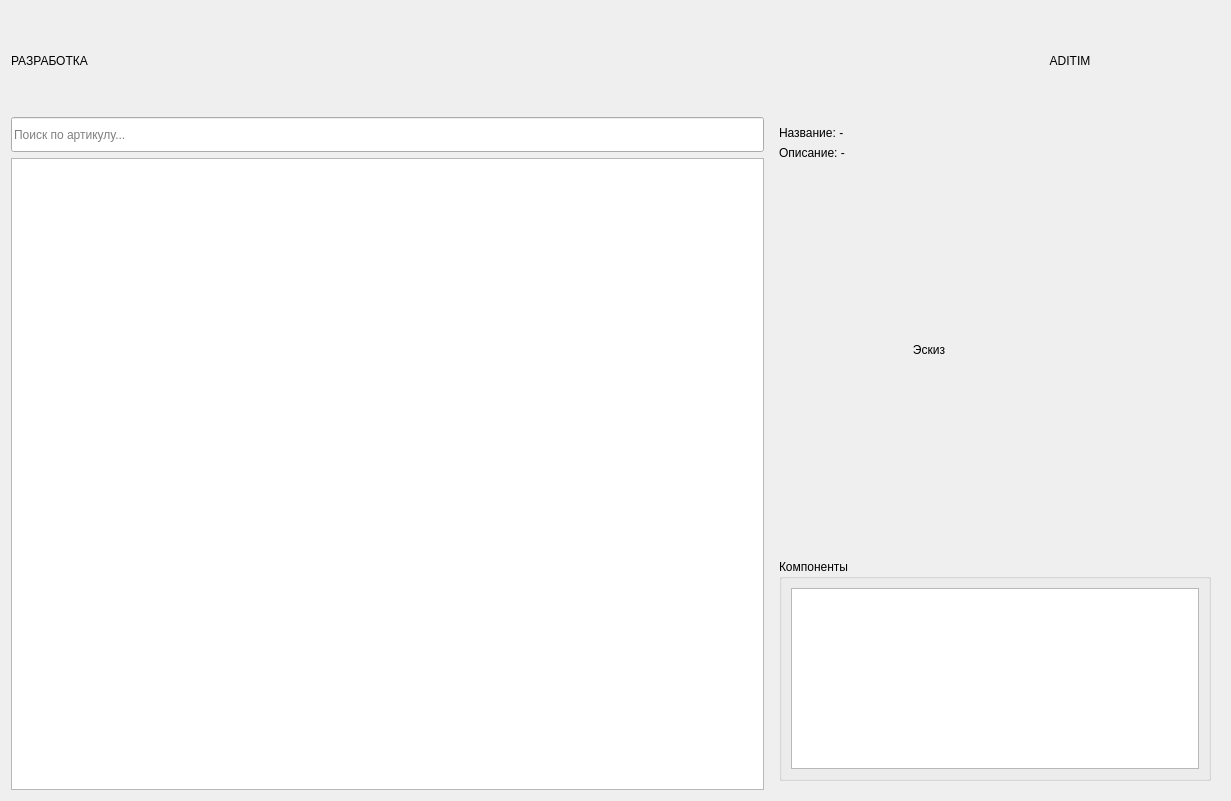
This is src/client/ui/window_development.ui in formemu/aditim-monitor as Qt 5 draws it before an edit. The edited form follows.
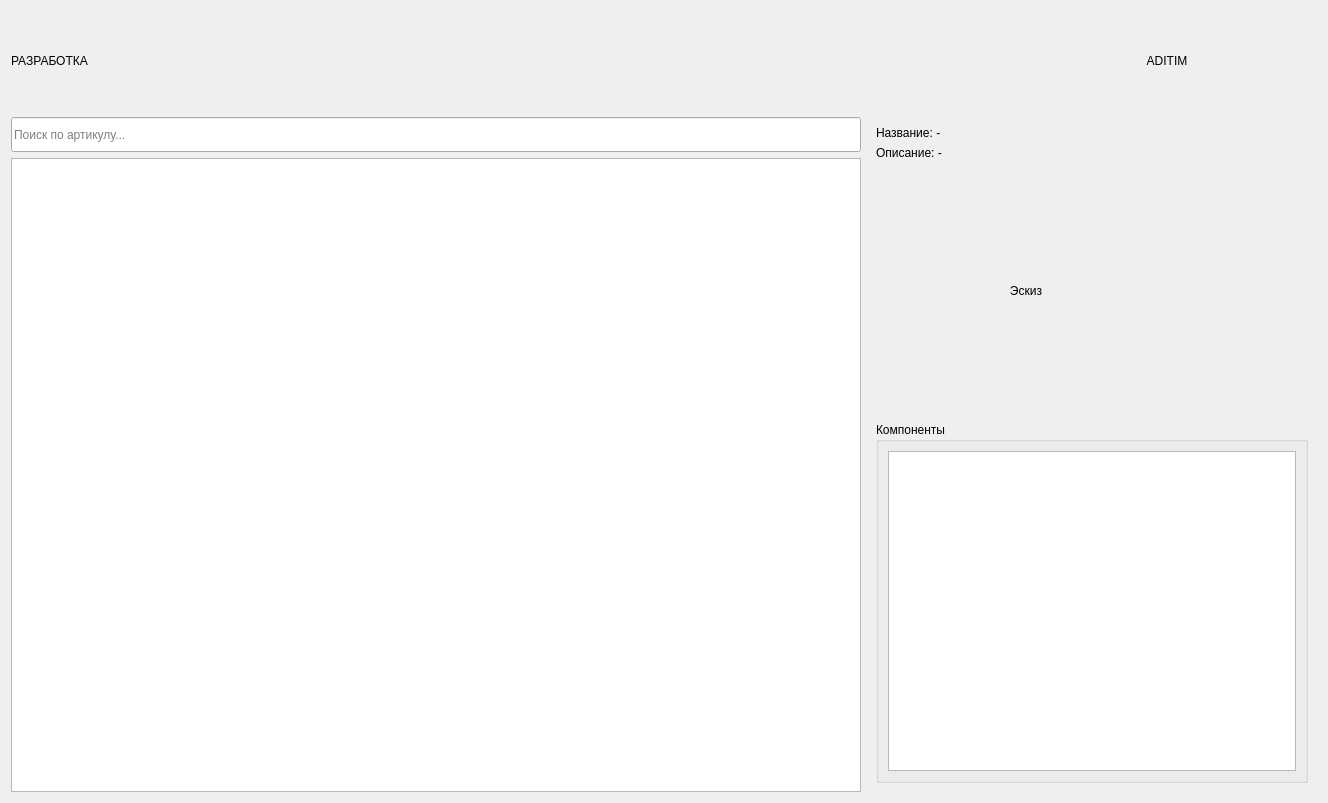
This is the edited form.

What changed in the file:
```diff
--- a/src/client/ui/window_development.ui
+++ b/src/client/ui/window_development.ui
@@ -6,8 +6,8 @@
    <rect>
     <x>0</x>
     <y>0</y>
-    <width>1231</width>
-    <height>801</height>
+    <width>1326</width>
+    <height>803</height>
    </rect>
   </property>
   <layout class="QGridLayout" name="gridLayout">
@@ -94,7 +94,7 @@
     <widget class="QFrame" name="frame">
      <property name="minimumSize">
       <size>
-       <width>450</width>
+       <width>600</width>
        <height>0</height>
       </size>
      </property>
@@ -134,25 +134,12 @@
         </property>
        </widget>
       </item>
-      <item>
-       <spacer name="verticalSpacer_before_sketch">
-        <property name="orientation">
-         <enum>Qt::Orientation::Vertical</enum>
-        </property>
-        <property name="sizeHint" stdset="0">
-         <size>
-          <width>20</width>
-          <height>20</height>
-         </size>
-        </property>
-       </spacer>
-      </item>
       <item>
        <widget class="QLabel" name="label_sketch">
         <property name="minimumSize">
          <size>
-          <width>300</width>
-          <height>350</height>
+          <width>250</width>
+          <height>250</height>
          </size>
         </property>
         <property name="maximumSize">
@@ -169,27 +156,29 @@
         </property>
        </widget>
       </item>
-      <item>
-       <spacer name="verticalSpacer_bottom">
-        <property name="orientation">
-         <enum>Qt::Orientation::Vertical</enum>
-        </property>
-        <property name="sizeHint" stdset="0">
-         <size>
-          <width>20</width>
-          <height>40</height>
-         </size>
-        </property>
-       </spacer>
-      </item>
       <item>
        <widget class="QGroupBox" name="groupBox_component">
+        <property name="minimumSize">
+         <size>
+          <width>0</width>
+          <height>0</height>
+         </size>
+        </property>
         <property name="title">
          <string>Компоненты</string>
         </property>
         <layout class="QVBoxLayout" name="verticalLayout">
          <item>
           <widget class="QTableWidget" name="tableWidget_component">
+           <property name="minimumSize">
+            <size>
+             <width>0</width>
+             <height>0</height>
+            </size>
+           </property>
+           <property name="focusPolicy">
+            <enum>Qt::FocusPolicy::NoFocus</enum>
+           </property>
            <property name="alternatingRowColors">
             <bool>true</bool>
            </property>
```
Left out of the diff: 3 changed lines with no effect on the pictures.
